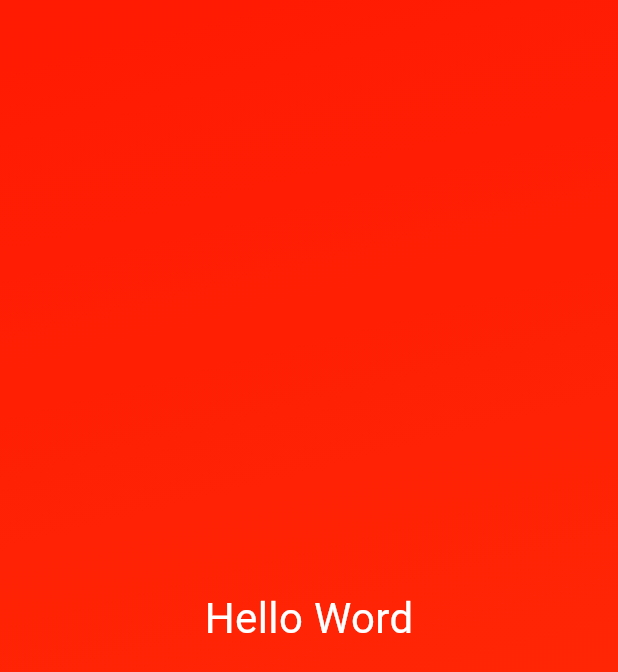
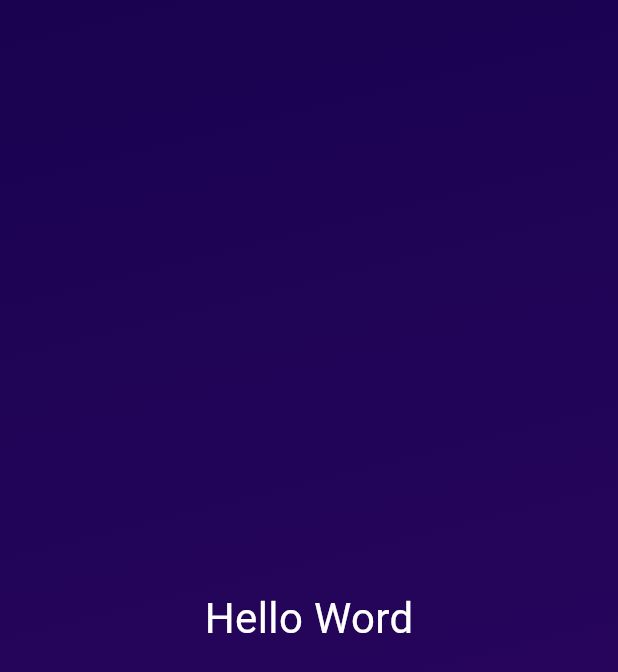
Before and after one commit to anowakowski/FlutterProjectsTests, a Flutter app: the screen it shows after launch, on a phone screen of 412 x 824 dp. Shown: the top 672 px of the screen. Run offline on Flutter 3.47's test engine with Material 3 defaults, Android fonts, the phone set to English and light mode, and no system bars.

Commit message:
added gradient container to another file

```diff
--- /dev/null
+++ b/flutter_dart_basics_roll_dice_app/lib/gradient_container.dart
@@ -0,0 +1,27 @@
+import 'package:flutter/material.dart';
+
+class GradientContainer extends StatelessWidget {
+  const GradientContainer({super.key});
+
+  @override
+  Widget build(BuildContext context) {
+    return Container(
+      decoration: const BoxDecoration(
+        gradient: LinearGradient(
+            colors: [Color.fromARGB(255, 26, 2, 80), Color.fromARGB(255, 45, 7, 98)],
+            begin: Alignment.topLeft,
+            end: Alignment.bottomCenter
+        )
+      ),
+      child: const Center(
+        child: Text('Hello Word',
+                    style: TextStyle(
+                      color: Colors.white,
+                      fontSize: 28
+                  ),
+        )
+      ),
+    );
+  }
+
+}
--- a/flutter_dart_basics_roll_dice_app/lib/main.dart
+++ b/flutter_dart_basics_roll_dice_app/lib/main.dart
@@ -1,35 +1,12 @@
 import 'package:flutter/material.dart';
+import 'package:flutter_dart_basics1/gradient_container.dart';
 
 void main() {
   runApp(
-    MaterialApp(
+    const MaterialApp(
       home: Scaffold (
         body: GradientContainer(),
       )
     )
   );
 }
-
-class GradientContainer extends StatelessWidget {
-  @override
-  Widget build(BuildContext context) {
-    return Container(
-      decoration: const BoxDecoration(
-        gradient: LinearGradient(
-            colors: [Color.fromRGBO(255, 26, 2, 80), Color.fromRGBO(255, 45, 7, 98)],
-            begin: Alignment.topLeft,
-            end: Alignment.bottomCenter
-        )
-      ),
-      child: const Center(
-        child: Text('Hello Word',
-                    style: TextStyle(
-                      color: Colors.white,
-                      fontSize: 28
-                  ),
-        )
-      ),
-    );
-  }
-
-}
```
